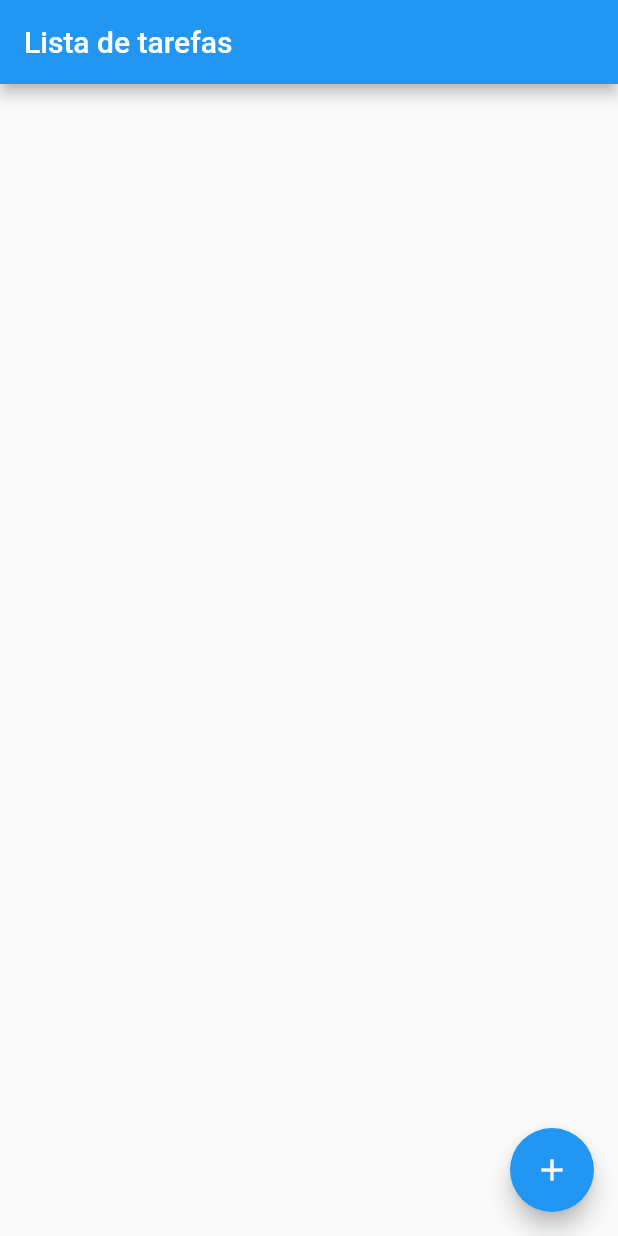
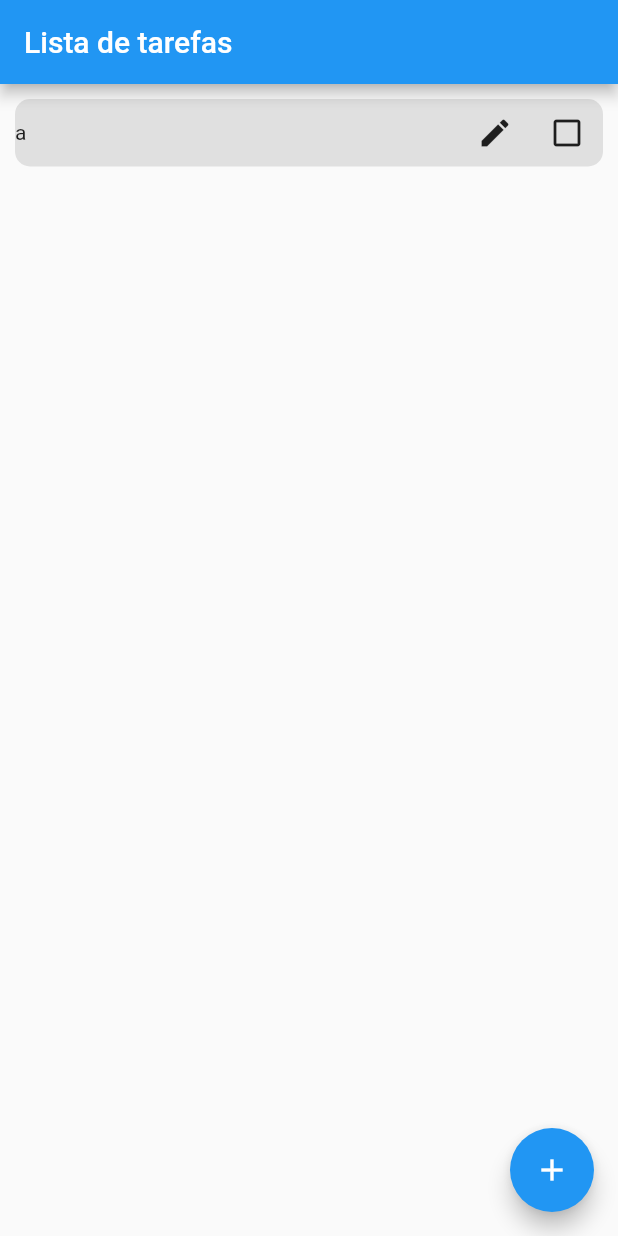
Before and after one commit to Micaelbga/aprendizado-flutter, a Flutter app: the screen it shows after launch, after a tap on the "add" icon, on a phone screen of 412 x 824 dp. Run offline on Flutter 3.47's test engine with Material 2 defaults, Android fonts, the phone set to English and light mode, and no system bars.

Commit message:
Second commit

```diff
--- a/02/todo_list/lib/main.dart
+++ b/02/todo_list/lib/main.dart
@@ -27,7 +27,7 @@ class HomePage extends StatefulWidget {
 
 class _HomePageState extends State<HomePage> {
   final List<Item> itemList = <Item>[];
-
+  final TextEditingController inputText = TextEditingController();
   @override
   Widget build(BuildContext context) {
     return Scaffold(
@@ -40,30 +40,47 @@ class _HomePageState extends State<HomePage> {
         itemBuilder: (BuildContext context, int index) {
           return Container(
             decoration: BoxDecoration(
-                color: Colors.grey[300],
-                borderRadius: BorderRadius.circular(10)),
+              color: Colors.grey[300],
+              borderRadius: BorderRadius.circular(10)
+            ),
             height: 45,
-            child: Text('${itemList[index].title}'),
+            child: Row(
+              children: [
+                Text('${itemList[index].title}'),
+                Spacer(),
+                IconButton(
+                  icon: Icon(Icons.edit),
+                  onPressed: () {
+                    setState(() {
+                      itemList[index].title = 'teste';
+                      TextField(
+                        controller: inputText,
+                        focusNode: FocusNode(),
+                      );
+                    });
+                  },
+                ),
+                IconButton(
+                  icon: itemList[index].check ? Icon(Icons.check_box_rounded, color: Colors.green) : Icon(Icons.check_box_outline_blank_outlined),
+                  onPressed: () {
+                    setState(() {
+                      itemList[index].check = !itemList[index].check;
+                    });
+                  }
+                )
+              ],
+            )
           );
         },
       ),
       floatingActionButton: FloatingActionButton(
         onPressed: () {
-          const item = EnterTitleItem();
+          setState(() {
+            itemList.add(new Item('a'));
+          });
         },
         child: const Icon(Icons.add),
       ),
     );
   }
 }
-
-class EnterTitleItem extends StatelessWidget {
-  const EnterTitleItem({Key? key}) : super(key: key);
-
-  @override
-  Widget build(BuildContext context) {
-    return Scaffold(
-      body: Text('test')
-    );
-  }
-}
--- a/02/todo_list/lib/model/item.dart
+++ b/02/todo_list/lib/model/item.dart
@@ -8,4 +8,6 @@ class Item {
     this.title = title;
   }
 
+
+
 }
```
